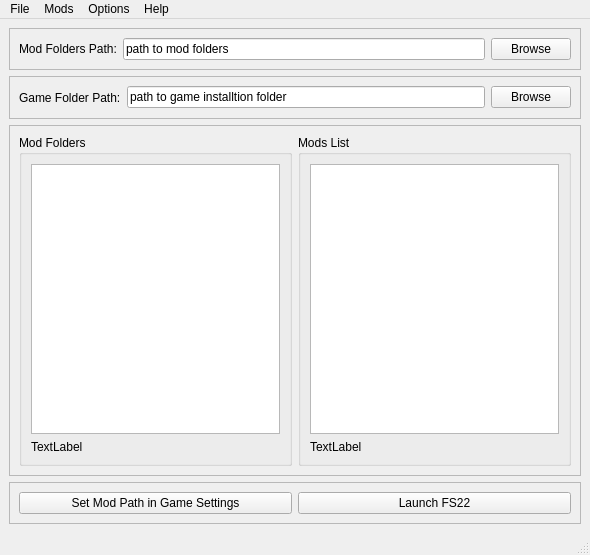
First picture: the form in ModsManagerGUI.ui, repository DangerousDick/FS-Mod-Folder-Manager, before the edit.
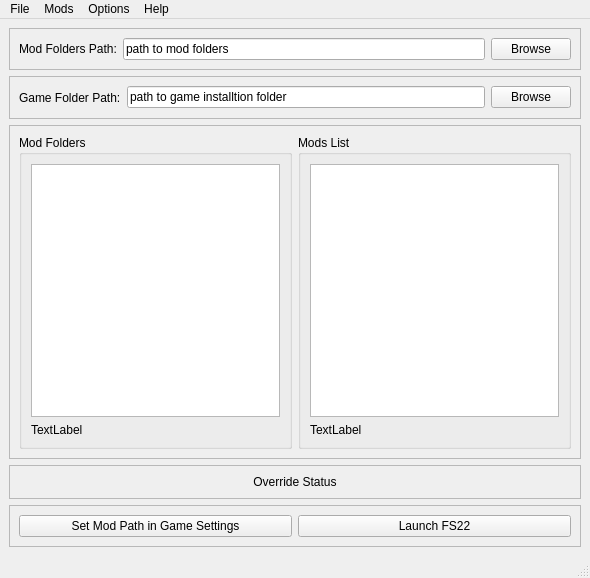
Second picture: the form after the edit.

Commit message: Add current mod folder override valus to a label to help keep track of current setting fixes #4

The edit to the form file:
```diff
--- a/ModsManagerGUI.ui
+++ b/ModsManagerGUI.ui
@@ -7,7 +7,7 @@
     <x>0</x>
     <y>0</y>
     <width>590</width>
-    <height>555</height>
+    <height>578</height>
    </rect>
   </property>
   <property name="windowTitle">
@@ -185,6 +185,31 @@
       </layout>
      </widget>
     </item>
+    <item>
+     <widget class="QFrame" name="fmeOverrideStatus">
+      <property name="frameShape">
+       <enum>QFrame::StyledPanel</enum>
+      </property>
+      <property name="frameShadow">
+       <enum>QFrame::Raised</enum>
+      </property>
+      <layout class="QHBoxLayout" name="horizontalLayout_5">
+       <item>
+        <widget class="QLabel" name="lblOverrideStatus">
+         <property name="text">
+          <string>Override Status</string>
+         </property>
+         <property name="textFormat">
+          <enum>Qt::AutoText</enum>
+         </property>
+         <property name="alignment">
+          <set>Qt::AlignCenter</set>
+         </property>
+        </widget>
+       </item>
+      </layout>
+     </widget>
+    </item>
     <item>
      <widget class="QFrame" name="fmeLauncher">
       <property name="layoutDirection">
```
The commit also changes 2 other files.
